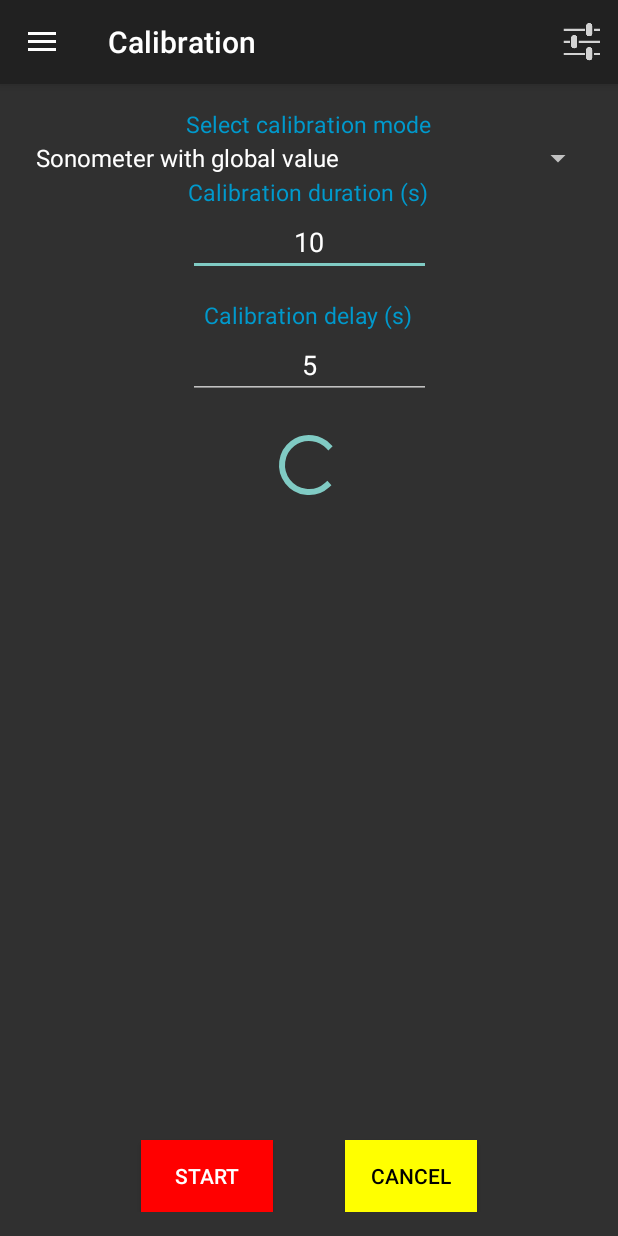
After one commit to Universite-Gustave-Eiffel/NoiseCapture, an Android app: the activity_calibration_start screen opened directly, with no data from a screen before it, on a phone screen of 412 x 824 dp. The commit adds this screen. Run offline under Robolectric (Android 15) with nearby library versions, the phone set to English and light mode, and no system bars.

Commit message:
Add new activity (Calibration_start) Change lower limit of the 1/3 bands (100 to 20k)

```diff
--- a/app/src/main/AndroidManifest.xml
+++ b/app/src/main/AndroidManifest.xml
@@ -53,6 +53,10 @@
             android:name=".History"
             android:label="@string/title_activity_history" >
         </activity>
+        <activity
+            android:name=".activity_calibration_start"
+            android:label="@string/title_activity_calibration_start" >
+        </activity>
     </application>
 
 </manifest>
--- a/app/src/main/java/org/orbisgis/protonomap/MainActivity.java
+++ b/app/src/main/java/org/orbisgis/protonomap/MainActivity.java
@@ -136,6 +136,11 @@ public class MainActivity extends ActionBarActivity {
                     }
                     mDrawerLayout.closeDrawer(mDrawerList);
                     break;
+                case 4:
+                    Intent ics = new Intent(getApplicationContext(), activity_calibration_start.class);
+                    mDrawerLayout.closeDrawer(mDrawerList);
+                    startActivity(ics);
+                    break;
                 case 5:
                     Intent ih = new Intent(getApplicationContext(),View_html_page.class);
                     pagetosee=getString(R.string.url_help);
@@ -149,6 +154,7 @@ public class MainActivity extends ActionBarActivity {
                     titletosee=getString((R.string.title_activity_about));
                     mDrawerLayout.closeDrawer(mDrawerList);
                     startActivity(ia);
+                    break;
                 default:
                     break;
             }
--- a/app/src/main/java/org/orbisgis/protonomap/Measurement.java
+++ b/app/src/main/java/org/orbisgis/protonomap/Measurement.java
@@ -196,8 +196,9 @@ public class Measurement extends MainActivity {
         }
         initSpectrum();
         // Data (before legend)
-        setDataSA(30, 0);
-        // 30 values for each third-octave band// Legend: hide all
+        ltob= getResources().getStringArray(R.array.tob_list_array);
+        setDataSA((ltob.length-1), 0);
+        // (ltob.length-1) values for each third-octave band// Legend: hide all
         Legend ls = sChart.getLegend();
         ls.setEnabled(false); // Hide legend
 
@@ -341,7 +342,7 @@ public class Measurement extends MainActivity {
         ArrayList<String> xVals = new ArrayList<String>();
         ltob= getResources().getStringArray(R.array.tob_list_array);
         for (int i = 0; i < count; i++) {
-            xVals.add(ltob[i % 30]);
+            xVals.add(ltob[i % (ltob.length-1)]);
         }
 
         ArrayList<BarEntry> yVals1 = new ArrayList<BarEntry>();
@@ -377,7 +378,7 @@ public class Measurement extends MainActivity {
         ArrayList<String> xVals = new ArrayList<String>();
         ltob= getResources().getStringArray(R.array.tob_list_array);
         for (int i = 0; i < count; i++) {
-            xVals.add(ltob[i % 30]);
+            xVals.add(ltob[i % (ltob.length-1)]);
         }
 
         ArrayList<BarEntry> yVals1 = new ArrayList<BarEntry>();
@@ -571,7 +572,7 @@ public class Measurement extends MainActivity {
             mTextView.setTextColor(color_rep[nc]);
 
             // Spectrum data
-            activity.setDataSA(30, 135);
+            activity.setDataSA((activity.ltob.length-1), 135);
         }
 
     }
--- a/app/src/main/java/org/orbisgis/protonomap/Results.java
+++ b/app/src/main/java/org/orbisgis/protonomap/Results.java
@@ -66,9 +66,10 @@ public class Results extends MainActivity {
         lnei.setEnabled(false);
 
         // Cumulated spectrum
+        ltob= getResources().getStringArray(R.array.tob_list_array);
         sChart = (BarChart) findViewById(R.id.spectrumChart);
         initSpectrumChart();
-        setDataS(30, 115);
+        setDataS((ltob.length-1), 115);
         Legend ls = sChart.getLegend();
         ls.setEnabled(false); // Hide legend
 
@@ -147,7 +148,7 @@ public class Results extends MainActivity {
         ArrayList<String> xVals = new ArrayList<String>();
         ltob= getResources().getStringArray(R.array.tob_list_array);
         for (int i = 0; i < count; i++) {
-            xVals.add(ltob[i % 30]);
+            xVals.add(ltob[i % (ltob.length-1)]);
         }
 
         ArrayList<BarEntry> yVals1 = new ArrayList<BarEntry>();
--- /dev/null
+++ b/app/src/main/java/org/orbisgis/protonomap/activity_calibration_start.java
@@ -0,0 +1,48 @@
+package org.orbisgis.protonomap;
+
+import android.support.v7.app.ActionBarActivity;
+import android.os.Bundle;
+import android.view.Menu;
+import android.view.MenuItem;
+import android.widget.ArrayAdapter;
+import android.widget.Spinner;
+
+
+public class activity_calibration_start extends MainActivity {
+
+    @Override
+    protected void onCreate(Bundle savedInstanceState) {
+        super.onCreate(savedInstanceState);
+        setContentView(R.layout.activity_activity_calibration_start);
+        initDrawer();
+
+        // Fill the spinner for the calibration mode selection
+        Spinner spinner = (Spinner) findViewById(R.id.spinner_calibration_mode);
+        ArrayAdapter<CharSequence> adapter = ArrayAdapter.createFromResource(this,
+                R.array.choice_user_calibration_mode, android.R.layout.simple_spinner_item);
+        adapter.setDropDownViewResource(android.R.layout.simple_spinner_dropdown_item);
+        spinner.setAdapter(adapter);
+    }
+
+    @Override
+    public boolean onCreateOptionsMenu(Menu menu) {
+        // Inflate the menu; this adds items to the action bar if it is present.
+        getMenuInflater().inflate(R.menu.menu_main, menu);
+        return true;
+    }
+
+    @Override
+    public boolean onOptionsItemSelected(MenuItem item) {
+        // Handle action bar item clicks here. The action bar will
+        // automatically handle clicks on the Home/Up button, so long
+        // as you specify a parent activity in AndroidManifest.xml.
+        int id = item.getItemId();
+
+        //noinspection SimplifiableIfStatement
+        if (id == R.id.action_settings) {
+            return true;
+        }
+
+        return super.onOptionsItemSelected(item);
+    }
+}
--- /dev/null
+++ b/app/src/main/res/layout/activity_activity_calibration_start.xml
@@ -0,0 +1,138 @@
+<android.support.v4.widget.DrawerLayout
+    xmlns:android="http://schemas.android.com/apk/res/android"
+    xmlns:tools="http://schemas.android.com/tools"
+    android:id="@+id/drawer_layout"
+    android:layout_width="match_parent"
+    android:layout_height="match_parent">
+
+    <RelativeLayout xmlns:android="http://schemas.android.com/apk/res/android"
+    xmlns:tools="http://schemas.android.com/tools" android:layout_width="match_parent"
+    android:layout_height="match_parent" android:paddingLeft="@dimen/activity_horizontal_margin"
+    android:paddingRight="@dimen/activity_horizontal_margin"
+    android:paddingTop="@dimen/activity_vertical_margin"
+    android:paddingBottom="@dimen/activity_vertical_margin"
+    tools:context="org.orbisgis.protonomap.activity_calibration_start">
+
+        <TextView
+            android:layout_width="wrap_content"
+            android:layout_height="wrap_content"
+            android:textAppearance="?android:attr/textAppearanceSmall"
+            android:text="@string/title_select_calibration_mode"
+            android:id="@+id/textView_select_calibration_mode"
+            android:textSize="15dp"
+            android:textColor="#0099CC"
+            android:layout_alignParentTop="true"
+            android:layout_centerHorizontal="true"
+            android:gravity="center_horizontal" />
+
+        <Spinner
+            android:layout_width="wrap_content"
+            android:layout_height="wrap_content"
+            android:id="@+id/spinner_calibration_mode"
+            android:layout_below="@+id/textView_select_calibration_mode"
+            android:paddingBottom="0dp"
+            android:gravity="center_horizontal"
+            android:layout_alignParentLeft="true"
+            android:layout_alignParentStart="true"
+            android:layout_alignParentRight="true"
+            android:layout_alignParentEnd="true"
+            android:textAlignment="center" />
+
+        <TextView
+            android:layout_width="wrap_content"
+            android:layout_height="wrap_content"
+            android:text="Calibration duration (s)"
+            android:id="@+id/textView_calibration_duration"
+            android:layout_below="@+id/spinner_calibration_mode"
+            android:layout_centerHorizontal="true"
+            android:textColor="#0099CC"
+            android:textSize="15dp" />
+
+        <EditText
+            android:layout_width="wrap_content"
+            android:layout_height="wrap_content"
+            android:inputType="number"
+            android:ems="10"
+            android:id="@+id/editText"
+            android:layout_below="@+id/textView_calibration_duration"
+            android:layout_alignLeft="@+id/textView_calibration_duration"
+            android:layout_alignStart="@+id/textView_calibration_duration"
+            android:layout_alignRight="@+id/textView_select_calibration_mode"
+            android:layout_alignEnd="@+id/textView_select_calibration_mode"
+            android:text="10"
+            android:gravity="center_horizontal" />
+
+        <TextView
+            android:layout_width="wrap_content"
+            android:layout_height="wrap_content"
+            android:textAppearance="?android:attr/textAppearanceSmall"
+            android:text="Calibration delay (s)"
+            android:id="@+id/textView_title_calibration_delay"
+            android:textColor="#0099CC"
+            android:textSize="15dp"
+            android:paddingTop="15dp"
+            android:textAlignment="center"
+            android:gravity="center_horizontal"
+            android:layout_column="4"
+            android:layout_below="@+id/editText"
+            android:layout_centerHorizontal="true" />
+
+        <EditText
+            android:layout_width="wrap_content"
+            android:layout_height="wrap_content"
+            android:inputType="number"
+            android:ems="10"
+            android:id="@+id/editText_calibration_delay"
+            android:editable="true"
+            android:text="5"
+            android:textAlignment="center"
+            android:gravity="center_horizontal"
+            android:layout_below="@+id/textView_title_calibration_delay"
+            android:layout_alignLeft="@+id/editText"
+            android:layout_alignStart="@+id/editText"
+            android:layout_alignRight="@+id/editText"
+            android:layout_alignEnd="@+id/editText" />
+
+        <ProgressBar
+            android:layout_width="wrap_content"
+            android:layout_height="wrap_content"
+            android:id="@+id/progressBar2"
+            android:paddingTop="20dp"
+            android:layout_below="@+id/editText_calibration_delay"
+            android:layout_centerHorizontal="true" />
+
+        <Button
+            android:layout_width="wrap_content"
+            android:layout_height="wrap_content"
+            android:text="Start"
+            android:id="@+id/button_start_calibration"
+            android:layout_toLeftOf="@+id/progressBar2"
+            android:layout_toStartOf="@+id/progressBar2"
+            android:background="@color/R1_SL_level"
+            android:layout_alignParentBottom="true" />
+
+        <Button
+            android:layout_width="wrap_content"
+            android:layout_height="wrap_content"
+            android:text="Cancel"
+            android:id="@+id/button_cancel_calibration"
+            android:layout_alignBottom="@+id/button_start_calibration"
+            android:layout_toRightOf="@+id/progressBar2"
+            android:layout_toEndOf="@+id/progressBar2"
+            android:background="@color/R3_SL_level"
+            android:textColor="@android:color/black"
+            android:layout_alignParentBottom="true" />
+
+    </RelativeLayout>
+
+    <ListView
+    android:id="@+id/left_drawer"
+    android:layout_width="@dimen/list_view_layout_width"
+    android:layout_height="@dimen/list_view_layout_height"
+    android:layout_gravity="start"
+    android:choiceMode="singleChoice"
+    android:divider="@android:color/transparent"
+    android:dividerHeight="0dp"
+    android:background="#111"/>
+
+</android.support.v4.widget.DrawerLayout>
--- a/app/src/main/res/values/strings.xml
+++ b/app/src/main/res/values/strings.xml
@@ -16,7 +16,6 @@
     <string name="title_activity_history">History</string>
     <string name="title_activity_about">About</string>
     <string name="title_activity_help">Help</string>
-    <string name="title_activity_Results">Results</string>
 
     <!-- Caution dialog box at app launch !-->
     <string name="text_OK">YES, I understand</string>
@@ -47,12 +46,20 @@
     <string name="title_settings_view_mode">Display</string>
     <string name="summary_settings_view_mode">Check to display in the expert mode</string>
 
-    <!--  Ressources for the spinner map !-->
+    <!--  Ressources for the spinner calibration !-->
     <string name="title_choice_data_map">Choose data:</string>
     <string-array name="choice_user_map">
         <item>Last one</item>
         <item>Own from server</item>
         <item>All from server</item>
+    </string-array>
+
+    <!--  Ressources for the spinner map !-->
+    <string name="title_select_calibration_mode">Select calibration mode</string>
+    <string-array name="choice_user_calibration_mode">
+        <item>Sonometer with global value</item>
+        <item>Sonometer with frequency band values</item>
+        <item>Reference to background noise</item>
     </string-array>
 
     <!--  Ressources for the spinner history !-->
@@ -79,13 +86,15 @@
     <string name="url_help">file:///android_asset/html/help.html</string>
 
     <!--  Ressources for acoustics !-->
-    <string-array name="tob_list_array">
-        <item>25</item>
+    <!--
+    <item>25</item>
         <item>31.5</item>
         <item>40</item>
         <item>50</item>
         <item>63</item>
         <item>80</item>
+    !-->
+    <string-array name="tob_list_array">
         <item>100</item>
         <item>125</item>
         <item>160</item>
@@ -129,14 +138,13 @@
     <string name="title_activity_web_view_page">web_view_page</string>
     <string name="title_activity_view_html_page">View_html_page</string>
     <string name="title_activity_settings">Settings</string>
-    <string name="title_activity_main_activity2">MainActivity2Activity</string>
     <string name="title_activity_map">Map</string>
     <string name="title_activity_start">Start</string>
+    <string name="title_activity_calibration_start">Calibration</string>
 
     <string name="start_text_title">NoiseCapture</string>
     <string name="start_text_subtitle">Measuring your sound environment</string>
     <string name="start_text_developed_by">Developed by</string>
     <string name="start_text_supported_by">Supported by</string>
 
-
 </resources>
```
